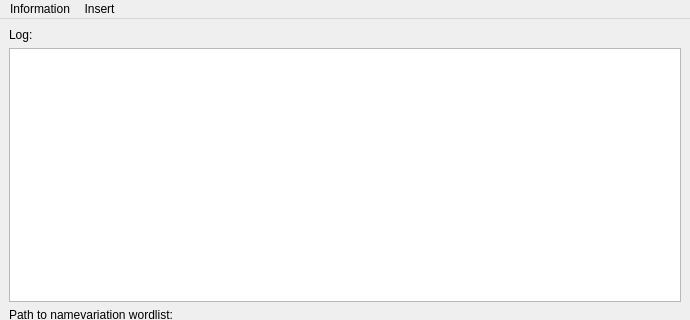
PanickingLynx/LookupPy, file akumapy.ui: the form before one commit; both pictures show x 0 to 690 and y 0 to 320 of the 690 by 661 pixel window.
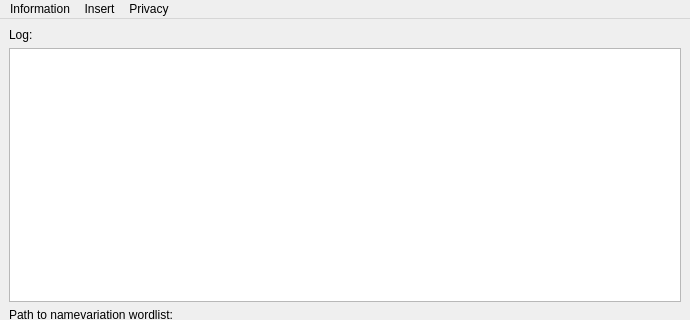
The form after the commit.

Commit message: Added optional Tor circuit proxy

The edit to the form file:
```diff
--- a/akumapy.ui
+++ b/akumapy.ui
@@ -136,7 +136,7 @@
      <x>0</x>
      <y>0</y>
      <width>690</width>
-     <height>22</height>
+     <height>21</height>
     </rect>
    </property>
    <widget class="QMenu" name="menuInformation">
@@ -151,8 +151,15 @@
     </property>
     <addaction name="insertionTrigger"/>
    </widget>
+   <widget class="QMenu" name="menuPrivacy">
+    <property name="title">
+     <string>Privacy</string>
+    </property>
+    <addaction name="onTor"/>
+   </widget>
    <addaction name="menuInformation"/>
    <addaction name="menuInsert"/>
+   <addaction name="menuPrivacy"/>
   </widget>
   <widget class="QStatusBar" name="statusbar"/>
   <action name="creditsTrigger">
```
Left out of the diff: 8 changed lines with no effect on the pictures. The commit also changes 1 other file.
